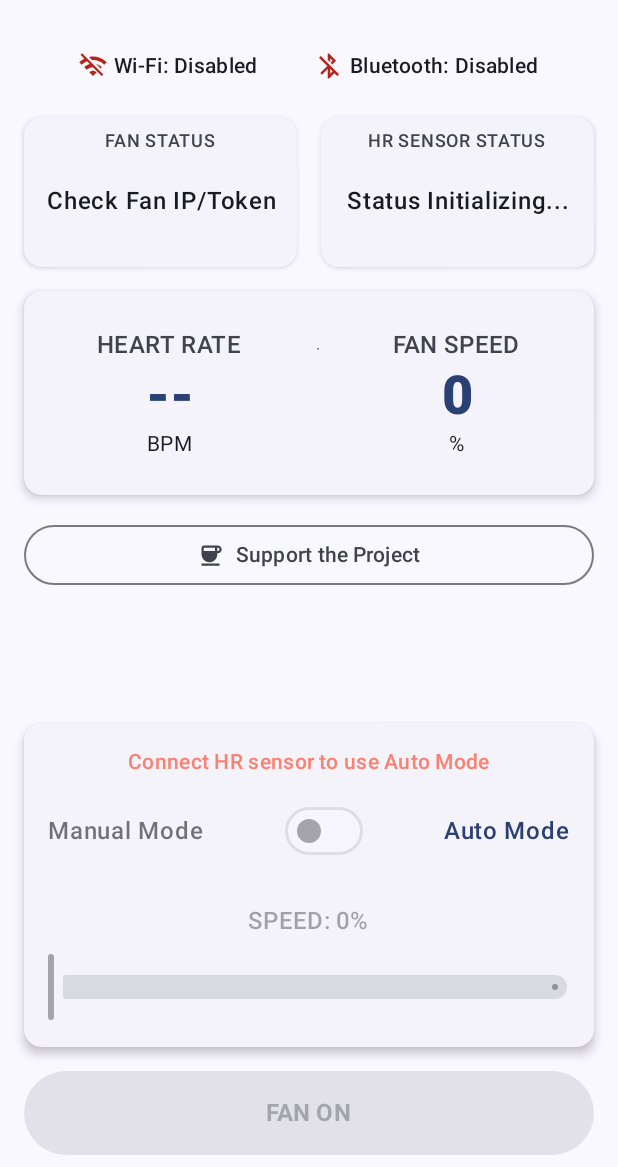
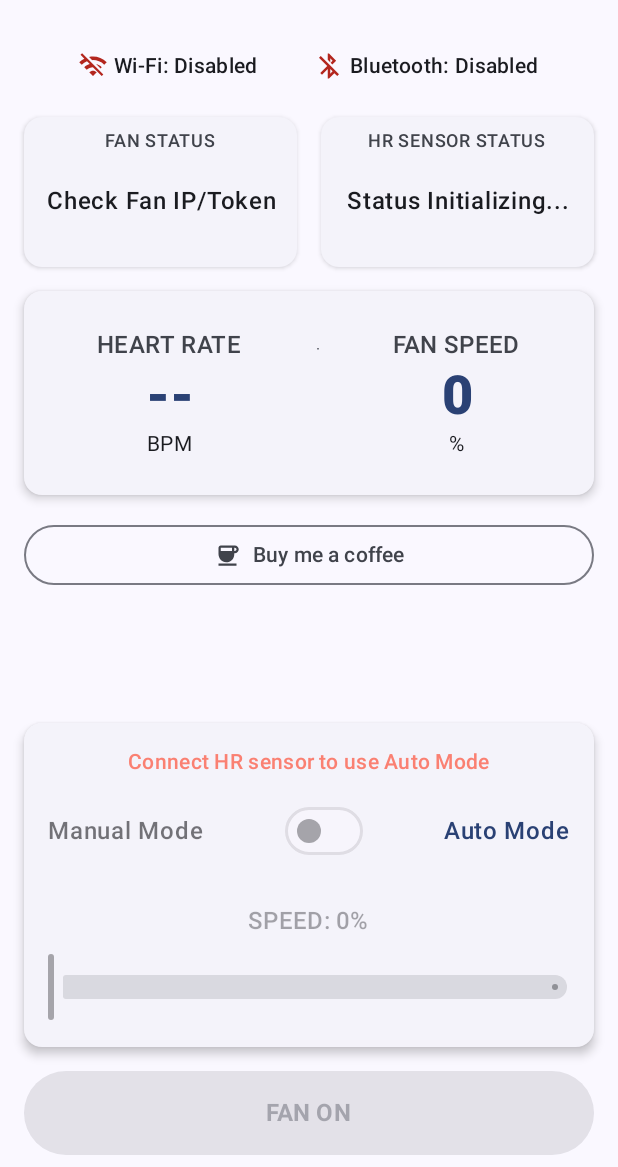
Before and after one commit to chudzik28/SmartHR-FanControl, an Android app built with Jetpack Compose: the composable MainScreen shown on its own in the app's theme, on a phone screen of 412 x 824 dp, the part 69-1236 px from its top. Run offline under Robolectric (Android 15) with nearby library versions, the phone set to English and light mode, and no system bars; 4 statements that could not run were skipped.

Commit message:
Buy me a coffee

```diff
--- a/app/src/main/java/com/chudzikiewicz/smarthrfancontrol/ui/screens/MainScreen.kt
+++ b/app/src/main/java/com/chudzikiewicz/smarthrfancontrol/ui/screens/MainScreen.kt
@@ -406,6 +406,6 @@ fun SupportButton(url: String) {
             modifier = Modifier.size(ButtonDefaults.IconSize)
         )
         Spacer(modifier = Modifier.size(ButtonDefaults.IconSpacing))
-        Text("Support the Project")
+        Text("Buy me a coffee")
     }
 }
```
